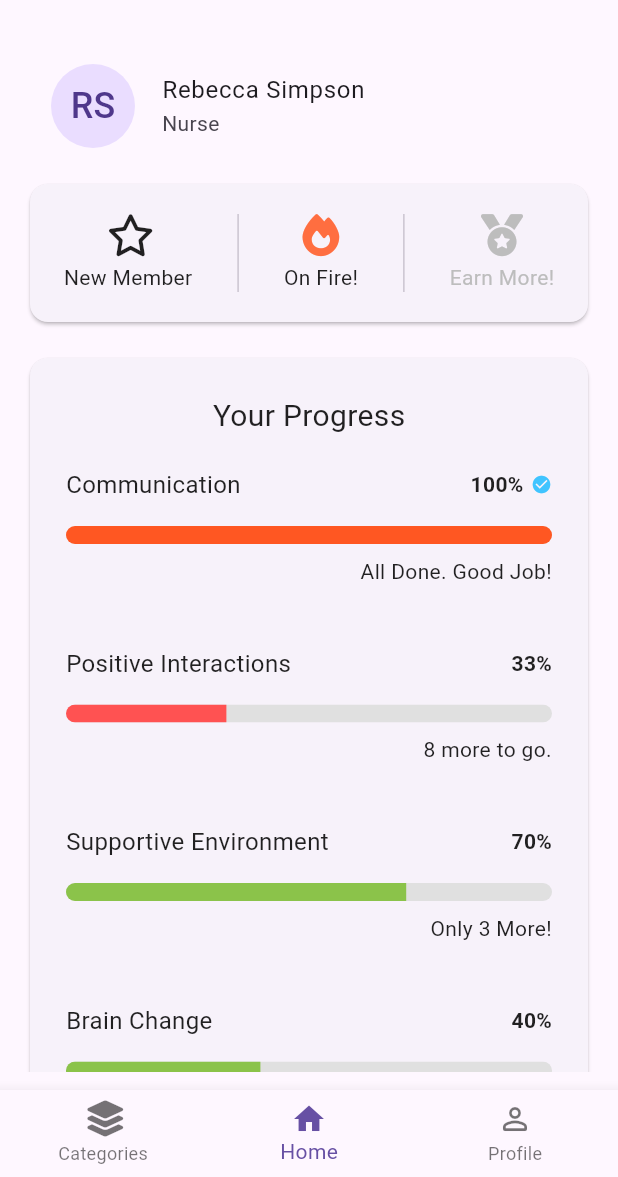
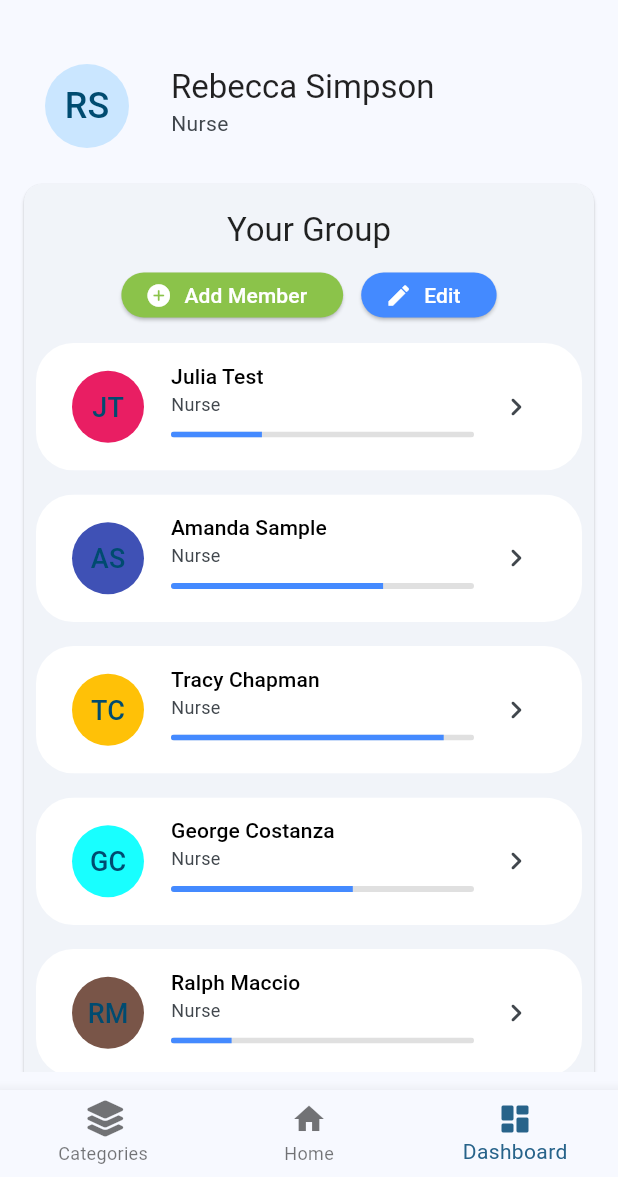
Before and after one commit to ye231101/inspired-senior-care-app, a Flutter app: the screen it shows after launch, item 3 of the bottom bar chosen, on a phone screen of 412 x 824 dp, the part 59-1236 px from its top. Run offline on Flutter 3.47's test engine with Material 2 defaults, Android fonts, the phone set to English and light mode, and no system bars; our stand-ins replace appinio_swiper, flutter_layout_grid, font_awesome_flutter, get, google_fonts.

Commit message:
Dashboard Init

```diff
--- /dev/null
+++ b/lib/view/pages/dashboard.dart
@@ -0,0 +1,191 @@
+import 'package:flutter/material.dart';
+import 'package:inspired_senior_care_app/view/pages/profile.dart';
+import 'package:inspired_senior_care_app/view/widget/bottom_app_bar.dart';
+
+class Dashboard extends StatefulWidget {
+  const Dashboard({Key? key}) : super(key: key);
+
+  @override
+  State<Dashboard> createState() => _DashboardState();
+}
+
+class _DashboardState extends State<Dashboard> {
+  @override
+  Widget build(BuildContext context) {
+    return Scaffold(
+      bottomNavigationBar: const MainBottomAppBar(),
+      appBar: PreferredSize(
+        preferredSize: const Size.fromHeight(50),
+        child: AppBar(title: const Text('Inspired Senior Care')),
+      ),
+      body: Padding(
+        padding: const EdgeInsets.symmetric(vertical: 12.0, horizontal: 12.0),
+        child: ListView(
+          shrinkWrap: true,
+          children: [
+            const Padding(
+              padding: EdgeInsets.symmetric(vertical: 12.0),
+              child: NamePlate(),
+            ),
+            Card(
+              child: Padding(
+                padding:
+                    const EdgeInsets.symmetric(horizontal: 8.0, vertical: 12.0),
+                child: Column(children: [
+                  Padding(
+                    padding: const EdgeInsets.symmetric(vertical: 5),
+                    child: Text(
+                      'Your Group',
+                      style: Theme.of(context).textTheme.titleLarge,
+                    ),
+                  ),
+                  Wrap(
+                    runAlignment: WrapAlignment.end,
+                    alignment: WrapAlignment.end,
+                    spacing: 12,
+                    crossAxisAlignment: WrapCrossAlignment.center,
+                    children: [
+                      ElevatedButton.icon(
+                          style: ElevatedButton.styleFrom(
+                            primary: Colors.lightGreen,
+                            onPrimary: Colors.white,
+                          ),
+                          onPressed: () {},
+                          icon: const Icon(
+                            Icons.add_circle_rounded,
+                            size: 18,
+                          ),
+                          label: const Text(
+                            'Add Member',
+                          )),
+                      ElevatedButton.icon(
+                          style: ElevatedButton.styleFrom(
+                            primary: Colors.blueAccent,
+                            onPrimary: Colors.white,
+                          ),
+                          onPressed: () {},
+                          icon: const Icon(
+                            Icons.edit,
+                            size: 18,
+                          ),
+                          label: const Text(
+                            'Edit',
+                          )),
+                    ],
+                  ),
+                  const GroupMemberTile(
+                    memberName: 'Julia Test',
+                    memberTitle: 'Nurse',
+                    memberProgress: 0.3,
+                    memberColor: Colors.pink,
+                  ),
+                  const GroupMemberTile(
+                    memberName: 'Amanda Sample',
+                    memberTitle: 'Nurse',
+                    memberProgress: 0.7,
+                    memberColor: Colors.indigo,
+                  ),
+                  const GroupMemberTile(
+                    memberName: 'Tracy Chapman',
+                    memberTitle: 'Nurse',
+                    memberProgress: 0.9,
+                    memberColor: Colors.amber,
+                  ),
+                  const GroupMemberTile(
+                    memberName: 'George Costanza',
+                    memberTitle: 'Nurse',
+                    memberProgress: 0.6,
+                    memberColor: Colors.cyanAccent,
+                  ),
+                  const GroupMemberTile(
+                    memberName: 'Ralph Maccio',
+                    memberTitle: 'Nurse',
+                    memberProgress: 0.2,
+                    memberColor: Colors.brown,
+                  ),
+                ]),
+              ),
+            )
+          ],
+        ),
+      ),
+    );
+  }
+}
+
+class GroupMemberTile extends StatelessWidget {
+  final String memberName;
+  final Color memberColor;
+  final String memberTitle;
+  final double memberProgress;
+
+  const GroupMemberTile({
+    Key? key,
+    required this.memberName,
+    required this.memberTitle,
+    required this.memberProgress,
+    required this.memberColor,
+  }) : super(key: key);
+
+  @override
+  Widget build(BuildContext context) {
+    String getInitials(String name) => name.isNotEmpty
+        ? name.trim().split(' ').map((l) => l[0]).take(2).join()
+        : '';
+
+    return Padding(
+      padding: const EdgeInsets.symmetric(vertical: 8.0),
+      child: InkWell(
+        splashColor: Colors.blue,
+        onTap: () {},
+        child: ClipRRect(
+          borderRadius: BorderRadius.circular(25),
+          child: Container(
+            color: Colors.white,
+            child: Padding(
+              padding: const EdgeInsets.symmetric(horizontal: 8.0),
+              child: ListTile(
+                dense: true,
+                minLeadingWidth: 50,
+                minVerticalPadding: 12.0,
+                leading: CircleAvatar(
+                  backgroundColor: memberColor,
+                  radius: 24.0,
+                  child: Text(
+                    getInitials(memberName),
+                    style: const TextStyle(fontSize: 18),
+                  ),
+                ),
+                title: Text(
+                  memberName,
+                  style: Theme.of(context).textTheme.titleSmall,
+                ),
+                subtitle: Column(
+                  crossAxisAlignment: CrossAxisAlignment.start,
+                  children: [
+                    Text(memberTitle),
+                    Padding(
+                      padding: const EdgeInsets.symmetric(vertical: 10.0),
+                      child: ClipRRect(
+                        borderRadius: BorderRadius.circular(25),
+                        child: LinearProgressIndicator(
+                          backgroundColor: Colors.grey.shade300,
+                          color: Colors.blueAccent,
+                          value: memberProgress,
+                        ),
+                      ),
+                    ),
+                  ],
+                ),
+                trailing: const SizedBox(
+                  height: 50,
+                  child: Icon(Icons.chevron_right_rounded),
+                ),
+              ),
+            ),
+          ),
+        ),
+      ),
+    );
+  }
+}
--- a/lib/view/pages/profile.dart
+++ b/lib/view/pages/profile.dart
@@ -48,10 +48,13 @@ class ProgressSection extends StatelessWidget {
           padding: const EdgeInsets.symmetric(vertical: 24.0, horizontal: 24.0),
           child: Column(
             children: [
-              const Text(
-                'Your Progress',
-                textAlign: TextAlign.left,
-                style: TextStyle(fontSize: 20),
+              Padding(
+                padding: const EdgeInsets.symmetric(vertical: 8.0),
+                child: Text(
+                  'Your Progress',
+                  textAlign: TextAlign.left,
+                  style: Theme.of(context).textTheme.titleLarge,
+                ),
               ),
               ProgressCategory(
                   title: 'Communication',
@@ -117,7 +120,7 @@ class ProgressCategory extends StatelessWidget {
               children: [
                 Text(
                   title,
-                  style: const TextStyle(fontSize: 16),
+                  style: Theme.of(context).textTheme.titleMedium,
                 ),
                 progress == 100
                     ? Wrap(
@@ -126,7 +129,6 @@ class ProgressCategory extends StatelessWidget {
                         children: [
                           Text(
                             '${progress.toString()}%',
-                            style: const TextStyle(fontWeight: FontWeight.bold),
                           ),
                           const Icon(
                             Icons.check_circle,
@@ -137,7 +139,6 @@ class ProgressCategory extends StatelessWidget {
                       )
                     : Text(
                         '${progress.toString()}%',
-                        style: const TextStyle(fontWeight: FontWeight.bold),
                       ),
               ],
             ),
@@ -177,16 +178,20 @@ class NamePlate extends StatelessWidget {
 
   @override
   Widget build(BuildContext context) {
-    return const ListTile(
-      leading: CircleAvatar(
+    return ListTile(
+      minLeadingWidth: 70,
+      leading: const CircleAvatar(
         radius: 30,
         child: Text(
           'RS',
           style: TextStyle(fontSize: 24),
         ),
       ),
-      title: Text('Rebecca Simpson'),
-      subtitle: Text('Nurse'),
+      title: Text(
+        'Rebecca Simpson',
+        style: Theme.of(context).textTheme.titleLarge,
+      ),
+      subtitle: const Text('Nurse'),
     );
   }
 }
--- a/lib/view/widget/bottom_app_bar.dart
+++ b/lib/view/widget/bottom_app_bar.dart
@@ -3,7 +3,7 @@ import 'package:font_awesome_flutter/font_awesome_flutter.dart';
 import 'package:get/get.dart';
 import 'package:inspired_senior_care_app/main.dart';
 import 'package:inspired_senior_care_app/view/pages/categories.dart';
-import 'package:inspired_senior_care_app/view/pages/profile.dart';
+import 'package:inspired_senior_care_app/view/pages/dashboard.dart';
 
 class MainBottomAppBar extends StatefulWidget {
   const MainBottomAppBar({Key? key}) : super(key: key);
@@ -13,7 +13,7 @@ class MainBottomAppBar extends StatefulWidget {
 }
 
 class _BottomAppBarState extends State<MainBottomAppBar> {
-  int currentIndex = 1;
+  static int currentIndex = 1;
 
   @override
   Widget build(BuildContext context) {
@@ -37,7 +37,7 @@ class _BottomAppBarState extends State<MainBottomAppBar> {
 
             case 2:
               {
-                Get.to(() => const Profile());
+                Get.to(() => const Dashboard());
               }
               break;
           }
@@ -47,8 +47,10 @@ class _BottomAppBarState extends State<MainBottomAppBar> {
           BottomNavigationBarItem(
               label: 'Categories', icon: Icon(FontAwesomeIcons.layerGroup)),
           BottomNavigationBarItem(label: 'Home', icon: Icon(Icons.home)),
+          /*   BottomNavigationBarItem(
+              label: 'Profile', icon: Icon(Icons.person_outline_rounded)),*/
           BottomNavigationBarItem(
-              label: 'Profile', icon: Icon(Icons.person_outline_rounded)),
+              label: 'Dashboard', icon: Icon(Icons.dashboard_rounded)),
         ]);
   }
 }
--- a/pubspec.yaml
+++ b/pubspec.yaml
@@ -42,6 +42,10 @@ dependencies:
   appinio_swiper: ^1.0.3
   swipe_cards: ^1.0.0
   flutter_keyboard_visibility: ^5.3.0
+  flutter_initicon: ^2.0.0
+  avatars: ^3.0.2
+  vertical_card_pager: ^1.5.0
+
 
 dev_dependencies:
   flutter_test:
```
Also changed, not shown: lib/main.dart (+29 -31 lines), lib/view/pages/categories.dart (+38 -16 lines), lib/view/pages/deck_page.dart (+24 -1 lines), pubspec.lock, 1 other file.
